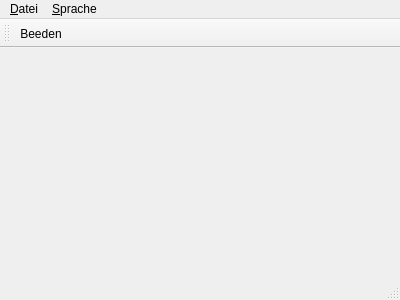
ThKattanek/fg_ae20125, file mainwindow.ui: the form before one commit.
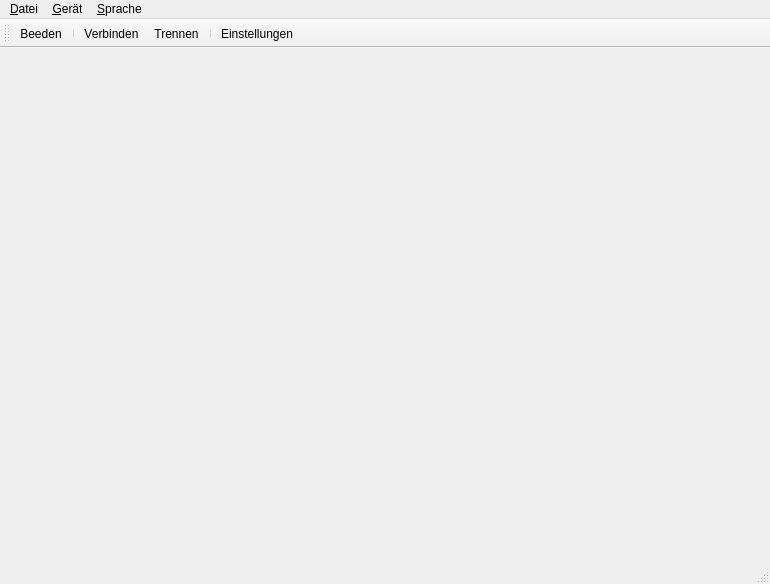
The form after the commit. Icons and pictures are not drawn.

The edit to the form file:
```diff
--- a/mainwindow.ui
+++ b/mainwindow.ui
@@ -6,8 +6,8 @@
    <rect>
     <x>0</x>
     <y>0</y>
-    <width>400</width>
-    <height>300</height>
+    <width>770</width>
+    <height>584</height>
    </rect>
   </property>
   <property name="windowTitle">
@@ -19,7 +19,7 @@
     <rect>
      <x>0</x>
      <y>0</y>
-     <width>400</width>
+     <width>770</width>
      <height>16</height>
     </rect>
    </property>
@@ -34,7 +34,16 @@
      <string>&amp;Sprache</string>
     </property>
    </widget>
+   <widget class="QMenu" name="menuGer_t">
+    <property name="title">
+     <string>&amp;Gerät</string>
+    </property>
+    <addaction name="separator"/>
+    <addaction name="actionVerbinden"/>
+    <addaction name="actionTrennen"/>
+   </widget>
    <addaction name="menu_Dateu"/>
+   <addaction name="menuGer_t"/>
    <addaction name="menu_Sprache"/>
   </widget>
   <widget class="QToolBar" name="mainToolBar">
@@ -45,6 +54,11 @@
     <bool>false</bool>
    </attribute>
    <addaction name="action_Beeden"/>
+   <addaction name="separator"/>
+   <addaction name="actionVerbinden"/>
+   <addaction name="actionTrennen"/>
+   <addaction name="separator"/>
+   <addaction name="actionEinstellungen"/>
   </widget>
   <widget class="QStatusBar" name="statusBar"/>
   <action name="action_Beeden">
@@ -54,6 +68,36 @@
    </property>
    <property name="text">
     <string>&amp;Beeden</string>
+   </property>
+   <property name="statusTip">
+    <string>Beendet diese Anwendung.</string>
+   </property>
+  </action>
+  <action name="actionEinstellungen">
+   <property name="icon">
+    <iconset resource="resources.qrc">
+     <normaloff>:/icons/icons/setting_tools.png</normaloff>:/icons/icons/setting_tools.png</iconset>
+   </property>
+   <property name="text">
+    <string>&amp;Einstellungen</string>
+   </property>
+  </action>
+  <action name="actionVerbinden">
+   <property name="icon">
+    <iconset resource="resources.qrc">
+     <normaloff>:/icons/icons/connect.png</normaloff>:/icons/icons/connect.png</iconset>
+   </property>
+   <property name="text">
+    <string>&amp;Verbinden</string>
+   </property>
+  </action>
+  <action name="actionTrennen">
+   <property name="icon">
+    <iconset resource="resources.qrc">
+     <normaloff>:/icons/icons/disconnect.png</normaloff>:/icons/icons/disconnect.png</iconset>
+   </property>
+   <property name="text">
+    <string>&amp;Trennen</string>
    </property>
   </action>
  </widget>
```
Left out of the diff: 3 changed lines with no effect on the pictures.
